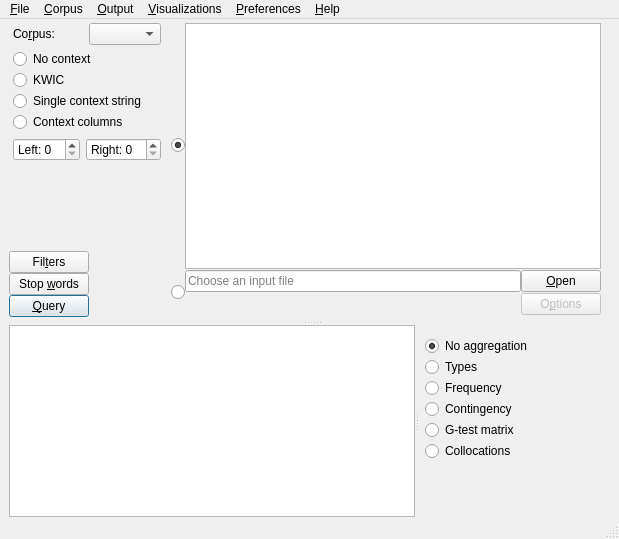
Qt form coquery/gui/ui/coqueryTiny.ui (gkunter/coquery) before a commit.
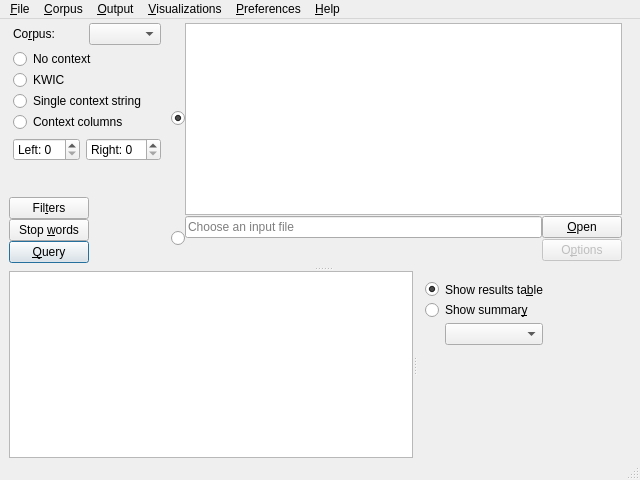
The same form after that commit. Icons and pictures are not drawn.

Commit message: Use combo box instead of radio buttons for aggregations

Patch:
```diff
--- a/coquery/gui/ui/coqueryTiny.ui
+++ b/coquery/gui/ui/coqueryTiny.ui
@@ -6,8 +6,8 @@
    <rect>
     <x>0</x>
     <y>0</y>
-    <width>619</width>
-    <height>539</height>
+    <width>640</width>
+    <height>480</height>
    </rect>
   </property>
   <property name="windowTitle">
@@ -601,21 +601,50 @@
              <verstretch>0</verstretch>
             </sizepolicy>
            </property>
-           <property name="frameShape">
-            <enum>QFrame::NoFrame</enum>
-           </property>
-           <property name="frameShadow">
-            <enum>QFrame::Raised</enum>
-           </property>
            <layout class="QVBoxLayout" name="verticalLayout_2">
-            <property name="spacing">
-             <number>1</number>
+            <property name="leftMargin">
+             <number>4</number>
             </property>
-            <property name="margin">
+            <property name="topMargin">
              <number>2</number>
             </property>
+            <property name="rightMargin">
+             <number>4</number>
+            </property>
+            <property name="bottomMargin">
+             <number>2</number>
+            </property>
             <item>
-             <widget class="QRadioButton" name="radio_aggregate_none">
+             <layout class="QFormLayout" name="formLayout">
+              <item row="0" column="1">
+               <widget class="QLabel" name="label_2">
+                <property name="text">
+                 <string>Show results ta&amp;ble</string>
+                </property>
+                <property name="buddy">
+                 <cstring>radio_no_summary</cstring>
+                </property>
+               </widget>
+              </item>
+              <item row="2" column="1">
+               <layout class="QVBoxLayout" name="verticalLayout_9">
+                <item>
+                 <widget class="QLabel" name="label_3">
+                  <property name="text">
+                   <string>Show summar&amp;y</string>
+                  </property>
+                  <property name="buddy">
+                   <cstring>radio_summary</cstring>
+                  </property>
+                 </widget>
+                </item>
+                <item>
+                 <widget class="QComboBox" name="combo_summary"/>
+                </item>
+               </layout>
+              </item>
+              <item row="0" column="0">
+               <widget class="QRadioButton" name="radio_no_summary">
               <property name="sizePolicy">
                <sizepolicy hsizetype="Maximum" vsizetype="Fixed">
                 <horstretch>0</horstretch>
@@ -626,87 +655,24 @@
                <string>&lt;html&gt;&lt;head/&gt;&lt;body&gt;&lt;p&gt;&lt;span style=&quot; font-weight:600;&quot;&gt;Do not aggregate the query results.&lt;/span&gt;&lt;/p&gt;&lt;p&gt;Every token that matches the query string is listed in the 'Query results' table. &lt;/p&gt;&lt;/body&gt;&lt;/html&gt;</string>
               </property>
               <property name="text">
-               <string>No aggregation</string>
+                 <string/>
               </property>
               <property name="checked">
                <bool>true</bool>
               </property>
              </widget>
             </item>
-            <item>
-             <widget class="QRadioButton" name="radio_aggregate_uniques">
-              <property name="sizePolicy">
-               <sizepolicy hsizetype="Maximum" vsizetype="Fixed">
-                <horstretch>0</horstretch>
-                <verstretch>0</verstretch>
-               </sizepolicy>
-              </property>
-              <property name="toolTip">
-               <string>&lt;html&gt;&lt;head/&gt;&lt;body&gt;&lt;p&gt;&lt;span style=&quot; font-weight:600;&quot;&gt;Show only types.&lt;/span&gt;&lt;/p&gt;&lt;p&gt;The tokens matching the query string are aggregated so that duplicate matches are dropped. The 'Query results' table shows only distinct types, and no duplicate tokens. &lt;/p&gt;&lt;/body&gt;&lt;/html&gt;</string>
-              </property>
+              <item row="2" column="0">
+               <widget class="QRadioButton" name="radio_summary">
               <property name="text">
-               <string>Types</string>
+                 <string/>
               </property>
               <property name="checked">
                <bool>false</bool>
               </property>
              </widget>
             </item>
-            <item>
-             <widget class="QRadioButton" name="radio_aggregate_frequencies">
-              <property name="sizePolicy">
-               <sizepolicy hsizetype="Maximum" vsizetype="Fixed">
-                <horstretch>0</horstretch>
-                <verstretch>0</verstretch>
-               </sizepolicy>
-              </property>
-              <property name="toolTip">
-               <string>&lt;html&gt;&lt;head/&gt;&lt;body&gt;&lt;p&gt;&lt;span style=&quot; font-weight:600;&quot;&gt;Show the frequency of each token.&lt;/span&gt;&lt;/p&gt;&lt;p&gt;
-The number of occurrences of each token matching the query string is counted. The 'Query results' table shows one row for each token, with the number of occurrences in the column 'Frequency' . &lt;/p&gt;&lt;/body&gt;&lt;/html&gt;</string>
-              </property>
-              <property name="text">
-               <string>Frequency</string>
-              </property>
-             </widget>
-            </item>
-            <item>
-             <widget class="QRadioButton" name="radio_aggregate_contingency">
-              <property name="sizePolicy">
-               <sizepolicy hsizetype="Maximum" vsizetype="Fixed">
-                <horstretch>0</horstretch>
-                <verstretch>0</verstretch>
-               </sizepolicy>
-              </property>
-              <property name="toolTip">
-               <string>&lt;html&gt;&lt;head/&gt;&lt;body&gt;&lt;p&gt;&lt;span style=&quot; font-weight:600;&quot;&gt;Show a contingency table of the last query.&lt;/span&gt;&lt;/p&gt;&lt;p&gt;The number of occurrences of the tokens matching the query string are counted and arranged in a contingency table. &lt;/p&gt;&lt;/body&gt;&lt;/html&gt;</string>
-              </property>
-              <property name="text">
-               <string>Contingency</string>
-              </property>
-             </widget>
-            </item>
-            <item>
-             <widget class="QRadioButton" name="radio_aggregate_contrasts">
-              <property name="text">
-               <string>G-test matrix</string>
-              </property>
-             </widget>
-            </item>
-            <item>
-             <widget class="QRadioButton" name="radio_aggregate_collocations">
-              <property name="sizePolicy">
-               <sizepolicy hsizetype="Maximum" vsizetype="Fixed">
-                <horstretch>0</horstretch>
-                <verstretch>0</verstretch>
-               </sizepolicy>
-              </property>
-              <property name="toolTip">
-               <string>&lt;html&gt;&lt;head/&gt;&lt;body&gt;&lt;p&gt;&lt;span style=&quot; font-weight:600;&quot;&gt;Show collocations.&lt;/span&gt;&lt;/p&gt;&lt;p&gt;For the tokens matching the query string, the left and right context as defined by the user is also queried for collocate words. The 'Query results' table shows one row for each collocate word, together with several collocation statistics. &lt;/p&gt;&lt;/body&gt;&lt;/html&gt;</string>
-              </property>
-              <property name="text">
-               <string>Collocations</string>
-              </property>
-             </widget>
+             </layout>
             </item>
            </layout>
           </widget>
@@ -739,7 +705,7 @@
     <rect>
      <x>0</x>
      <y>0</y>
-     <width>619</width>
+     <width>640</width>
      <height>23</height>
     </rect>
    </property>
```
Lines whose indentation alone changed are shown as unchanged. The commit also changes 3 other files.
